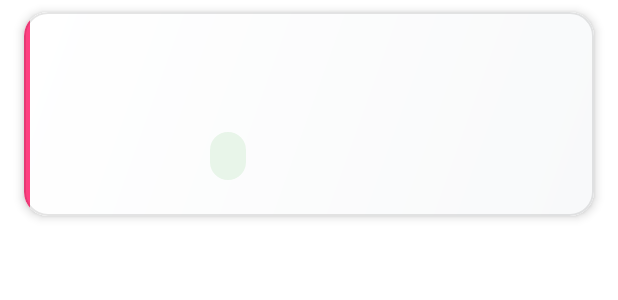
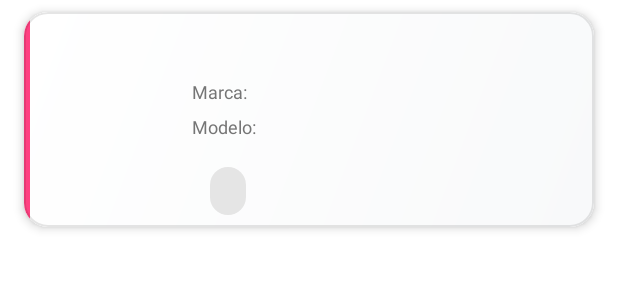
Before and after one commit to Yonsn76/Inventario_lpts, an Android app: the layout item_historial.xml on its own in the app's theme, with its tools: preview values and no code run, on a phone screen of 412 x 824 dp. Shown: the top 300 px of the screen. Run offline under Robolectric (Android 15) with nearby library versions, the phone set to English and light mode, and no system bars.

Commit message:
Mejoras en el las cartas de historial

```diff
--- a/app/src/main/java/com/san_pedrito/myapplication/MainActivity.java
+++ b/app/src/main/java/com/san_pedrito/myapplication/MainActivity.java
@@ -42,7 +42,6 @@ public class MainActivity extends AppCompatActivity {
         soundPool.setOnLoadCompleteListener((pool, sampleId, status) -> {
             if (status == 0) {
                 soundLoaded = true;
-                Toast.makeText(this, "Sonido cargado correctamente", Toast.LENGTH_SHORT).show();
             } else {
                 Toast.makeText(this, "Error al cargar el sonido", Toast.LENGTH_SHORT).show();
             }
--- a/app/src/main/res/layout/item_historial.xml
+++ b/app/src/main/res/layout/item_historial.xml
@@ -50,40 +50,62 @@
             app:layout_constraintTop_toTopOf="@id/laptopImage"/>
 
         <TextView
-            android:id="@+id/tvMarca"
+            android:id="@+id/labelMarca"
             android:layout_width="wrap_content"
             android:layout_height="wrap_content"
+            android:text="Marca:"
+            android:textSize="12sp"
+            android:textColor="#757575"
+            android:layout_marginStart="16dp"
+            app:layout_constraintStart_toEndOf="@id/laptopImage"
+            app:layout_constraintTop_toBottomOf="@id/tvNombre"
+            android:layout_marginTop="4dp"/>
+
+        <TextView
+            android:id="@+id/tvMarca"
+            android:layout_width="0dp"
+            android:layout_height="wrap_content"
+            android:layout_marginStart="8dp"
+            android:layout_marginEnd="16dp"
+            android:textColor="#1F1F1F"
+            android:textSize="14sp"
+            app:layout_constraintStart_toEndOf="@id/labelMarca"
+            app:layout_constraintEnd_toEndOf="parent"
+            app:layout_constraintTop_toTopOf="@id/labelMarca"/>
+
+        <TextView
+            android:id="@+id/labelModelo"
+            android:layout_width="wrap_content"
+            android:layout_height="wrap_content"
+            android:text="Modelo:"
+            android:textSize="12sp"
+            android:textColor="#757575"
+            android:layout_marginStart="16dp"
             android:layout_marginTop="4dp"
-            android:fontFamily="@font/roboto_regular"
-            android:textColor="#757575"
-            android:textSize="14sp"
-            app:layout_constraintStart_toStartOf="@id/tvNombre"
-            app:layout_constraintTop_toBottomOf="@id/tvNombre"/>
+            app:layout_constraintStart_toEndOf="@id/laptopImage"
+            app:layout_constraintTop_toBottomOf="@id/tvMarca"/>
 
         <TextView
             android:id="@+id/tvModelo"
-            android:layout_width="wrap_content"
+            android:layout_width="0dp"
             android:layout_height="wrap_content"
-            android:layout_marginStart="12dp"
-            android:fontFamily="@font/roboto_regular"
-            android:textColor="#757575"
+            android:layout_marginStart="8dp"
+            android:layout_marginEnd="16dp"
+            android:textColor="#1F1F1F"
             android:textSize="14sp"
-            app:layout_constraintStart_toEndOf="@id/tvMarca"
-            app:layout_constraintTop_toTopOf="@id/tvMarca"/>
+            app:layout_constraintStart_toEndOf="@id/labelModelo"
+            app:layout_constraintEnd_toEndOf="parent"
+            app:layout_constraintTop_toTopOf="@id/labelModelo"/>
 
         <com.google.android.material.chip.Chip
             android:id="@+id/chipEstado"
             android:layout_width="wrap_content"
             android:layout_height="wrap_content"
+            android:layout_marginStart="16dp"
             android:layout_marginTop="8dp"
-            android:layout_marginBottom="16dp"
-            app:chipBackgroundColor="#E8F5E9"
-            app:chipStrokeWidth="0dp"
-            android:textColor="#2E7D32"
             android:textSize="12sp"
-            app:layout_constraintBottom_toBottomOf="parent"
-            app:layout_constraintStart_toStartOf="@id/tvMarca"
-            app:layout_constraintTop_toBottomOf="@id/tvMarca"/>
+            app:layout_constraintStart_toEndOf="@id/laptopImage"
+            app:layout_constraintTop_toBottomOf="@id/tvModelo"/>
 
         <TextView
             android:id="@+id/tvFecha"
```
Also changed, not shown: app/src/main/java/com/san_pedrito/myapplication/db_kt/LaptopDatabaseHelper.kt (deleted, +0 -221 lines).
